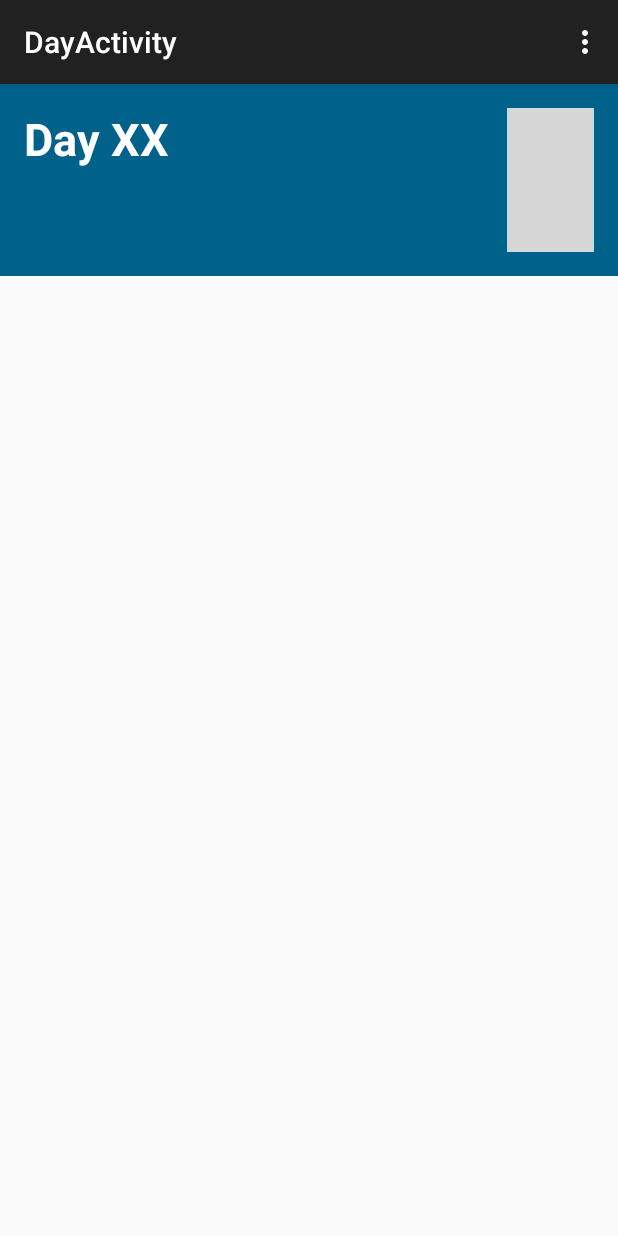
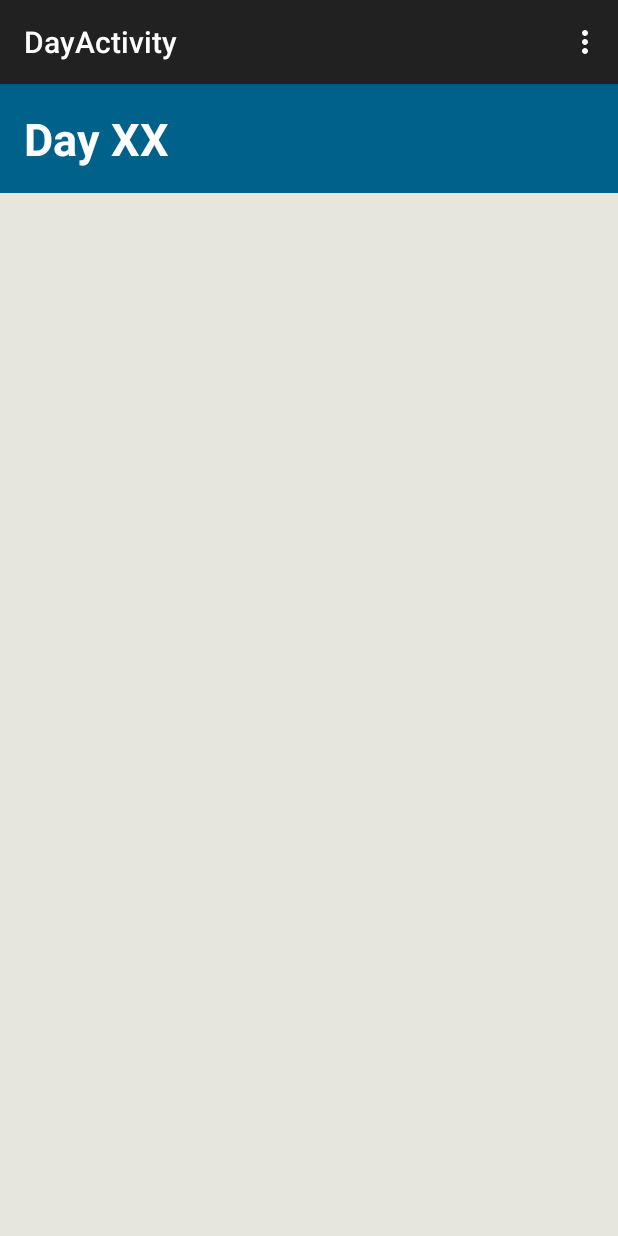
Before and after one commit to kmja/MeetingAgenda, an Android app: the DayActivity screen opened directly, with no data from a screen before it, on a phone screen of 412 x 824 dp. Run offline under Robolectric (Android 15) with nearby library versions, the phone set to English and light mode, and no system bars; grey boxes are pictures that could not be loaded.

Commit message:
massa skit bara

```diff
--- a/app/src/main/res/layout/day_layout.xml
+++ b/app/src/main/res/layout/day_layout.xml
@@ -29,14 +29,6 @@
             android:textColor="#ffffff"
             android:elegantTextHeight="false" />
 
-        <ImageButton
-            android:layout_width="wrap_content"
-            android:layout_height="wrap_content"
-            android:id="@+id/imageButton"
-            android:src="@drawable/plus"
-            android:background="#00628b"
-            android:tint="#ffffff"
-            android:layout_marginLeft="225dp" />
     </LinearLayout>
 
     <LinearLayout
@@ -49,11 +41,18 @@
         android:baselineAligned="false">
 
         <ListView
-            android:layout_width="0dp"
-            android:layout_height="wrap_content"
-            android:id="@+id/listView"
-            android:layout_weight="1" />
+            android:layout_width="wrap_content"
+            android:layout_height="421dp"
+            android:id="@+id/listView" />
     </LinearLayout>
+
+    <LinearLayout
+        android:orientation="horizontal"
+        android:layout_width="fill_parent"
+        android:layout_height="fill_parent"
+        android:layout_alignParentTop="true"
+        android:layout_alignParentLeft="true"
+        android:layout_alignParentStart="true"></LinearLayout>
 
 
 </RelativeLayout>
```
Also changed, not shown: 1 other file.
